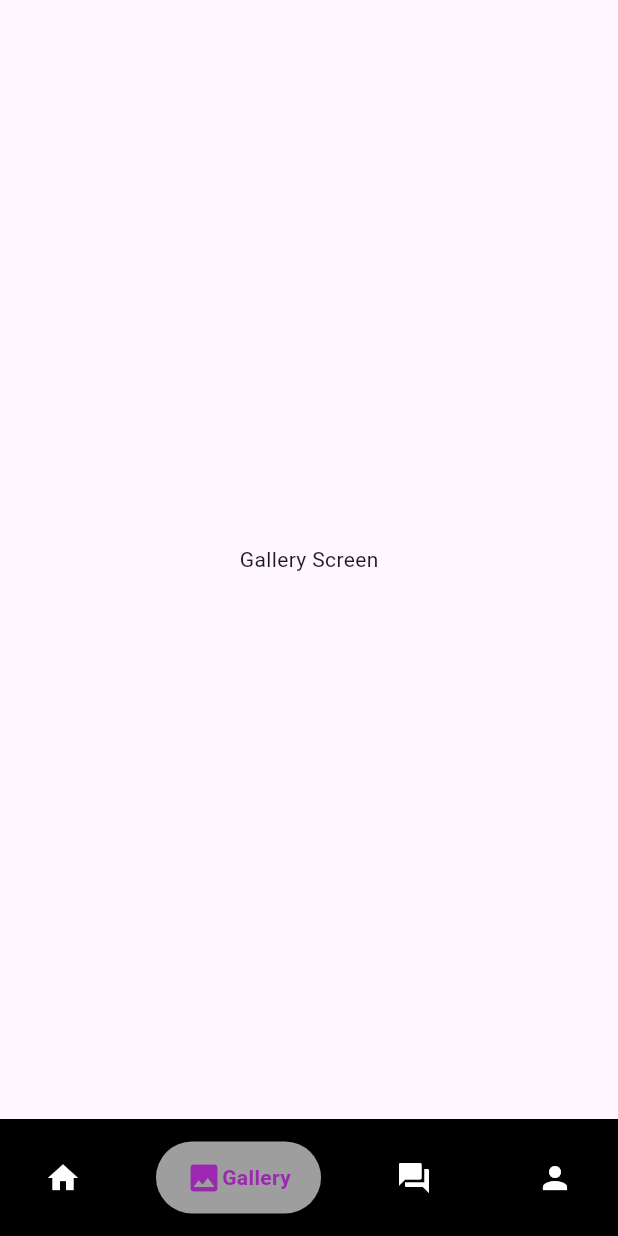
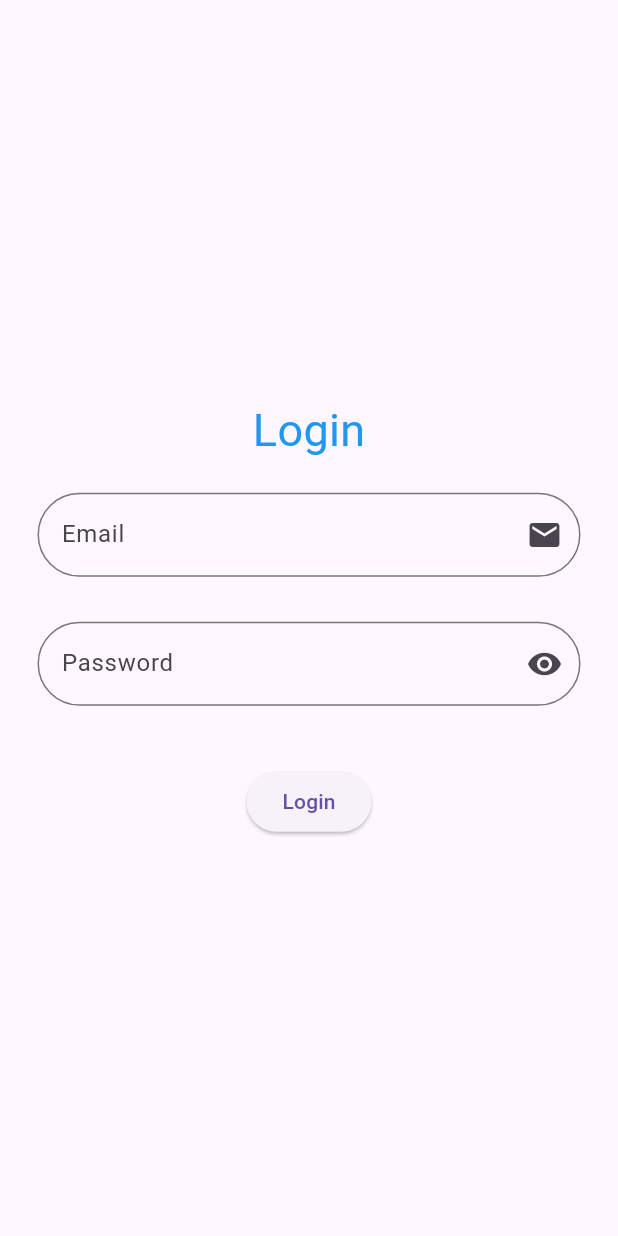
Before and after one commit to Saadhussain541/training, a Flutter app: the screen it shows after launch, on a phone screen of 412 x 824 dp. Run offline on Flutter 3.47's test engine with Material 3 defaults, Android fonts, the phone set to English and light mode, and no system bars; drawn by our look-alikes of google_nav_bar; our stand-ins replace animated_text_kit, google_fonts.

Commit message:
class 11

```diff
--- a/lib/main.dart
+++ b/lib/main.dart
@@ -5,6 +5,8 @@ import 'package:training_class/class7/class7.dart';
 import 'package:training_class/class9/responsive_screen.dart';
 import 'package:training_class/login.dart';
 import 'package:training_class/login_screen.dart';
+import 'package:training_class/revisions/revision_login_screen.dart';
+import 'package:training_class/revisions/revision_screen.dart';
 
 import 'auth_screen.dart';
 import 'class10/bottom_main_screen.dart';
@@ -35,7 +37,7 @@ class NaziaApp extends StatelessWidget {
       // },
       // initialRoute: '/splash',
 
-      home: BottomMainScreen(),
+      home: RevisionLoginScreen(),
       // initial Screen
     );
   }
--- /dev/null
+++ b/lib/revisions/revision_login_screen.dart
@@ -0,0 +1,82 @@
+import 'package:flutter/material.dart';
+class RevisionLoginScreen extends StatefulWidget {
+  const RevisionLoginScreen({super.key});
+
+  @override
+  State<RevisionLoginScreen> createState() => _RevisionLoginScreenState();
+}
+
+class _RevisionLoginScreenState extends State<RevisionLoginScreen> {
+  bool isShow=true;
+  final formKey=GlobalKey<FormState>();
+  @override
+  Widget build(BuildContext context) {
+    return Scaffold(
+      body: Center(child: Padding(
+        padding: EdgeInsets.symmetric(horizontal: 25),
+        child: Column(
+          mainAxisAlignment: MainAxisAlignment.center,
+          children: [
+            Text("Login",style: TextStyle(color: Colors.blue,fontSize: 30),),
+            SizedBox(height: 20,),
+            Form(
+                key: formKey,
+                child: Column(
+              children: [
+                TextFormField(
+                  validator: (val){
+                    if(val==null||val==''||val.isEmpty)
+                    {
+                      return "Emails is required";
+                    }
+                  },
+                  decoration: InputDecoration(
+                    // prefixIcon: Icon(Icons.alternate_email),
+                    suffixIcon: Icon(Icons.email),
+                    hintText: "Enter your email",
+                    label: Text('Email'),
+                    border: OutlineInputBorder(
+                      borderRadius: BorderRadius.circular(30)
+                    )
+                  ),
+                ),
+                SizedBox(height: 30,),
+                TextFormField(
+                  validator: (val){
+                    if(val==null||val==''||val.isEmpty)
+                      {
+                        return "Password is required";
+                      }
+                  },
+                  obscureText: isShow,
+                  decoration: InputDecoration(
+                    suffixIcon: GestureDetector(onTap: (){
+                      setState(() {
+                        isShow=!isShow;
+                      });
+
+
+                    },child: Icon(isShow==true?Icons.visibility:Icons.visibility_off),),
+                      hintText: "Enter your password",
+                      label: Text('Password'),
+                      border: OutlineInputBorder(
+                          borderRadius: BorderRadius.circular(30)
+                      )
+                  ),
+                ),
+                SizedBox(height: 40,),
+                ElevatedButton(onPressed: (){
+                  if(formKey.currentState!.validate())
+                    {
+                      ScaffoldMessenger.of(context).showSnackBar(SnackBar(content: Text('Data is valid')));
+                    }
+
+                }, child: Text('Login'))
+              ],
+            ))
+          ],
+        ),
+      ),),
+    );
+  }
+}
```
Also changed, not shown: lib/revisions/revision_onboard_screen.dart (added, +86 -0 lines), lib/revisions/revision_screen.dart (added, +31 -0 lines).
